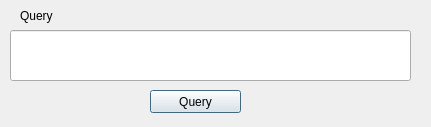
Above: ui/input.ui from mauriciopinto/BD2_Proyecto_1 before the change. Below: the same form after it.
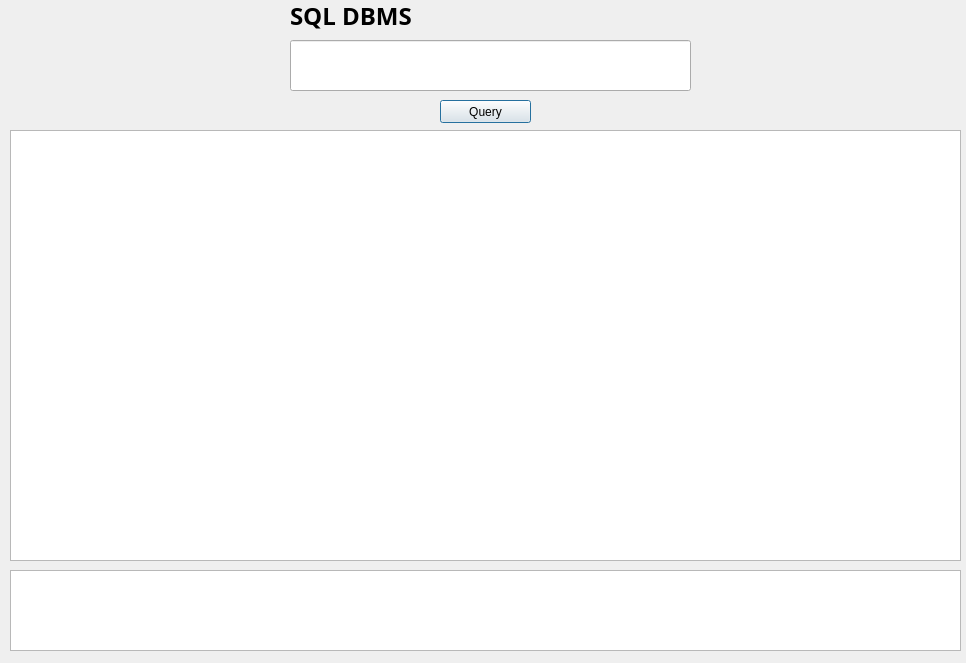
That is the form after the change.

```diff
--- a/ui/input.ui
+++ b/ui/input.ui
@@ -6,8 +6,8 @@
    <rect>
     <x>0</x>
     <y>0</y>
-    <width>431</width>
-    <height>127</height>
+    <width>966</width>
+    <height>663</height>
    </rect>
   </property>
   <property name="windowTitle">
@@ -16,8 +16,8 @@
   <widget class="QLineEdit" name="lineEdit">
    <property name="geometry">
     <rect>
-     <x>10</x>
-     <y>30</y>
+     <x>290</x>
+     <y>40</y>
      <width>401</width>
      <height>51</height>
     </rect>
@@ -26,21 +26,29 @@
   <widget class="QLabel" name="label">
    <property name="geometry">
     <rect>
-     <x>20</x>
+     <x>290</x>
      <y>0</y>
      <width>381</width>
      <height>31</height>
     </rect>
    </property>
+   <property name="font">
+    <font>
+     <family>Arial Black</family>
+     <pointsize>18</pointsize>
+     <weight>75</weight>
+     <bold>true</bold>
+    </font>
+   </property>
    <property name="text">
-    <string>Query</string>
+    <string>SQL DBMS</string>
    </property>
   </widget>
   <widget class="QPushButton" name="pushButton">
    <property name="geometry">
     <rect>
-     <x>150</x>
-     <y>90</y>
+     <x>440</x>
+     <y>100</y>
      <width>91</width>
      <height>23</height>
     </rect>
@@ -49,6 +57,29 @@
     <string>Query</string>
    </property>
   </widget>
+  <widget class="QTextEdit" name="logg1">
+   <property name="enabled">
+    <bool>true</bool>
+   </property>
+   <property name="geometry">
+    <rect>
+     <x>10</x>
+     <y>570</y>
+     <width>951</width>
+     <height>81</height>
+    </rect>
+   </property>
+  </widget>
+  <widget class="QTableWidget" name="tableWidget">
+   <property name="geometry">
+    <rect>
+     <x>10</x>
+     <y>130</y>
+     <width>951</width>
+     <height>431</height>
+    </rect>
+   </property>
+  </widget>
  </widget>
  <resources/>
  <connections/>
```
